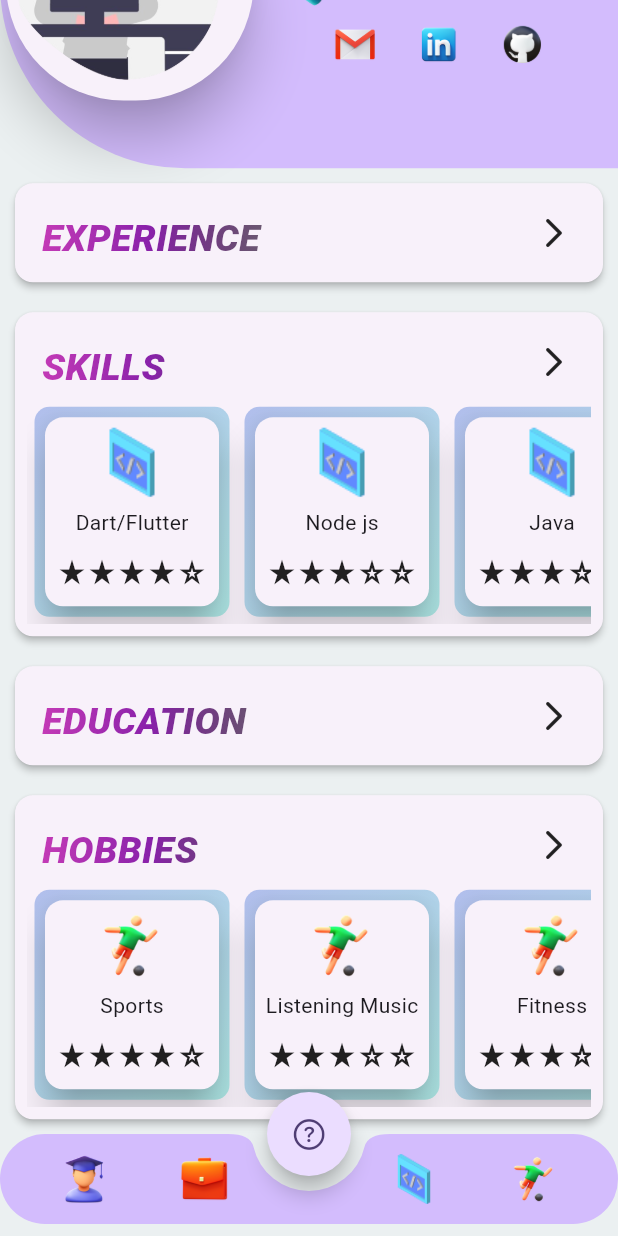
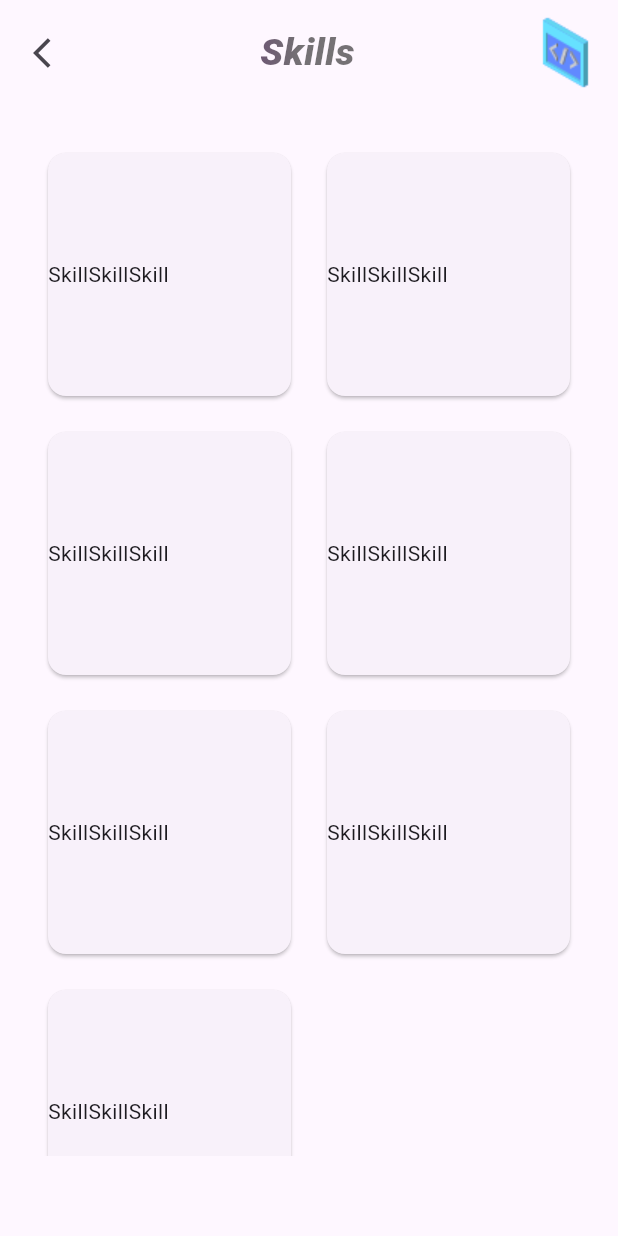
Before and after one commit to ManojKumar-GS/Portfolio, a Flutter app: the screen it shows after launch, scrolled down 135 dp, after a tap on the "arrow forward ios" icon, on a phone screen of 412 x 824 dp. Run offline on Flutter 3.47's test engine with Material 3 defaults, Android fonts, the phone set to English and light mode, and no system bars.

Commit message:
skills screen added

```diff
--- a/lib/screens/home_screen.dart
+++ b/lib/screens/home_screen.dart
@@ -4,6 +4,7 @@ import 'package:flutter/cupertino.dart';
 import 'package:flutter/material.dart';
 import 'package:portfolio/screens/exp.dart';
 import 'package:portfolio/screens/more_info.dart';
+import 'package:portfolio/screens/skills.dart';
 
 class HomeScreen extends StatefulWidget {
   const HomeScreen({super.key});
@@ -54,7 +55,7 @@ class _MyHomePageState extends State<HomeScreen> {
   Widget build(BuildContext context) {
     return SafeArea(
       child: Scaffold(
-        backgroundColor: Color(0xFFEBF0F1),
+        backgroundColor: const Color(0xFFEBF0F1),
         key: _scaffoldKey,
         body: SingleChildScrollView(
           child: Stack(children: [
@@ -332,7 +333,10 @@ class _MyHomePageState extends State<HomeScreen> {
                   width: 50,
                   child: InkWell(
                     borderRadius: BorderRadius.circular(100),
-                    onTap: () {},
+                    onTap: () {
+                      Navigator.of(context).push(MaterialPageRoute(
+                          builder: (context) => const SkillsScreen()));
+                    },
                     child: const Icon(Icons.arrow_forward_ios_rounded),
                   ),
                 ),
--- /dev/null
+++ b/lib/screens/skills.dart
@@ -0,0 +1,76 @@
+import 'package:flutter/material.dart';
+import 'package:flutter/widgets.dart';
+
+class SkillsScreen extends StatefulWidget {
+  const SkillsScreen({super.key});
+
+  @override
+  State<SkillsScreen> createState() => _SkillsScreenState();
+}
+
+class _SkillsScreenState extends State<SkillsScreen> {
+  @override
+  Widget build(BuildContext context) {
+    return SafeArea(
+        child: Scaffold(
+      body: SingleChildScrollView(
+        child: Column(
+          children: [
+            Padding(
+              padding: const EdgeInsets.all(10.0),
+              child: Row(
+                mainAxisAlignment: MainAxisAlignment.spaceBetween,
+                children: [
+                  IconButton(
+                      onPressed: () {
+                        Navigator.pop(context);
+                      },
+                      icon: const Icon(Icons.arrow_back_ios)),
+                  Text("Skills",
+                      style: TextStyle(
+                          fontSize: 25,
+                          fontStyle: FontStyle.italic,
+                          fontWeight: FontWeight.w900,
+                          foreground: Paint()
+                            ..shader = const LinearGradient(
+                              colors: <Color>[
+                                Color(0xffDA44bb),
+                                Color(0xff8921aa),
+                                Colors.black54
+                              ],
+                            ).createShader(
+                                const Rect.fromLTWH(0.0, 0.0, 200.0, 70.0)))),
+                  // const Spacer(),
+                  Image.asset("assets/icons/skills.png"),
+                ],
+              ),
+            ),
+            SizedBox(
+              height: MediaQuery.sizeOf(context).height * 0.85,
+              child: GridView.builder(
+                padding: const EdgeInsets.all(20),
+                itemCount: 7,
+                gridDelegate: const SliverGridDelegateWithFixedCrossAxisCount(
+                    crossAxisCount: 2),
+                itemBuilder: (context, index) {
+                  return Padding(
+                    padding: const EdgeInsets.all(8.0),
+                    child: Card(
+                      child: Row(
+                        children: [
+                          Text("Skill"),
+                          Text("Skill"),
+                          Text("Skill"),
+                        ],
+                      ),
+                    ),
+                  );
+                },
+              ),
+            )
+          ],
+        ),
+      ),
+    ));
+  }
+}
```
